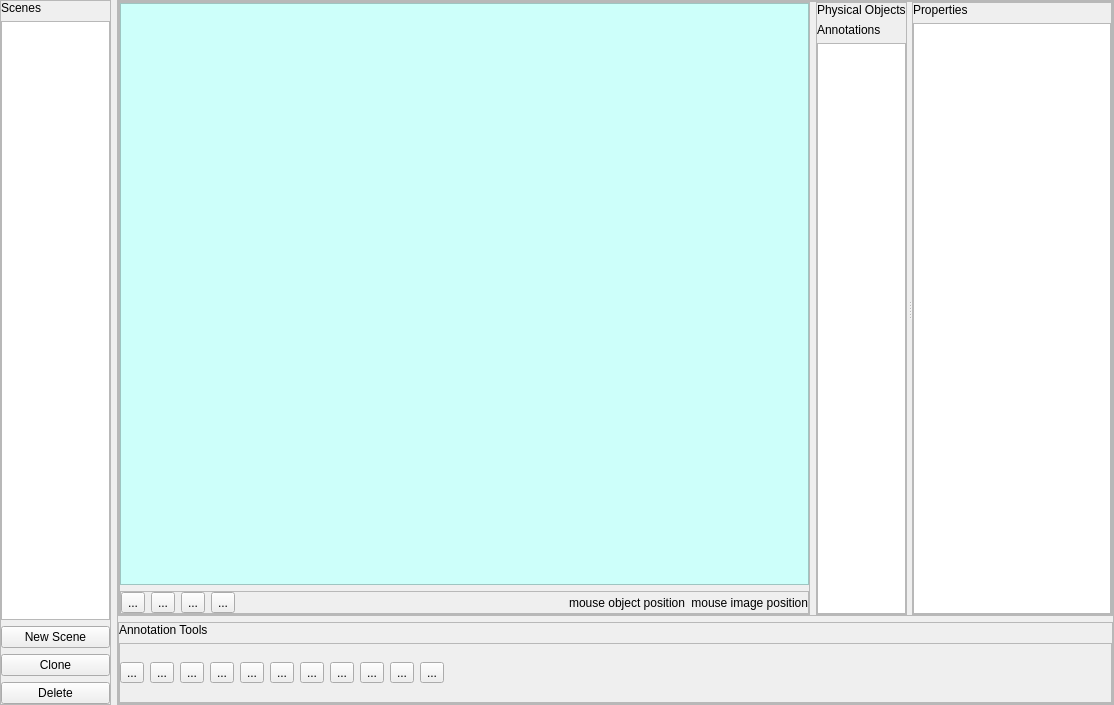
First picture: the form in isar/ui/scene_definition.ui, repository zardosht/isar, before the edit.
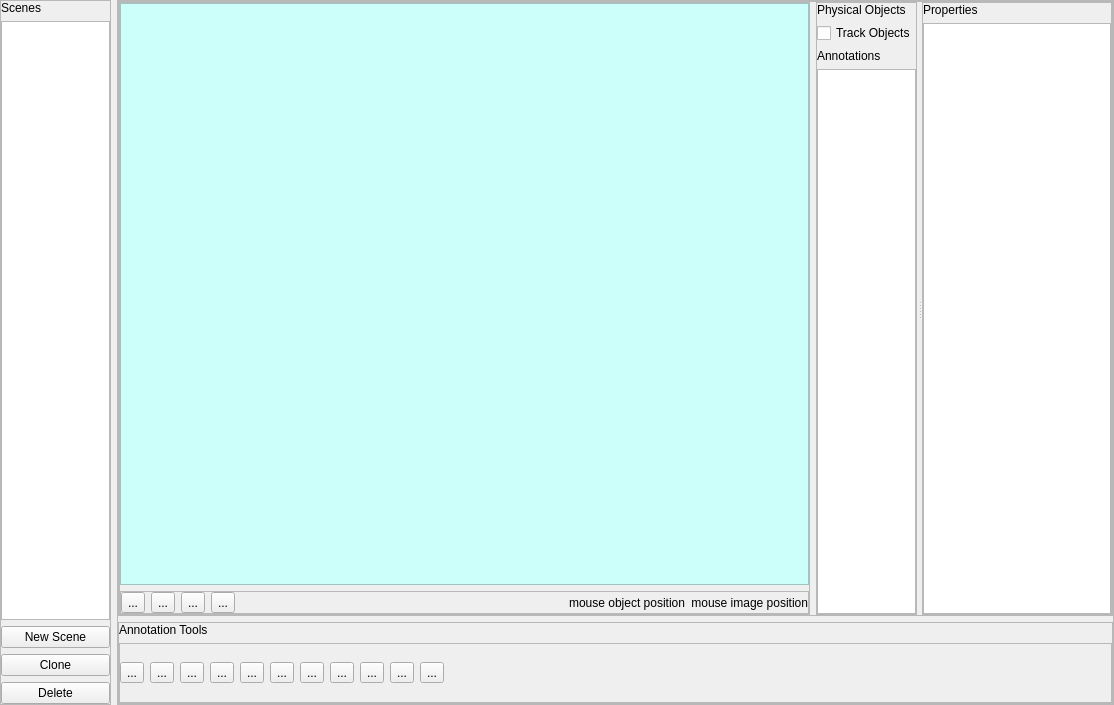
Second picture: the form after the edit. Icons and pictures are not drawn.

Commit message: - added track objects checkbox. [posiibly unstable yet] - Make sure to set top_left,  and other prediction related attributes on physical object to None when ever it is not tracked.

Patch:
```diff
--- a/isar/ui/scene_definition.ui
+++ b/isar/ui/scene_definition.ui
@@ -392,6 +392,13 @@
                </property>
               </widget>
              </item>
+             <item>
+              <widget class="QCheckBox" name="track_objects_checkbox">
+               <property name="text">
+                <string>Track Objects</string>
+               </property>
+              </widget>
+             </item>
              <item>
               <widget class="QLabel" name="label_5">
                <property name="text">
```
The commit also changes 3 other files.
